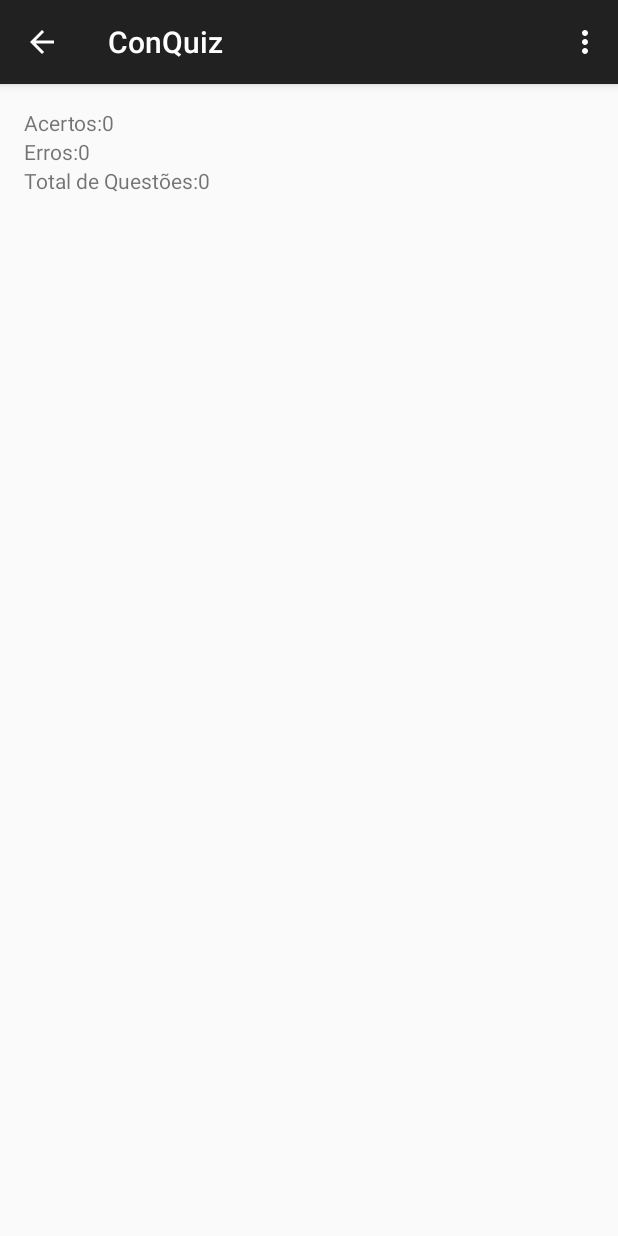
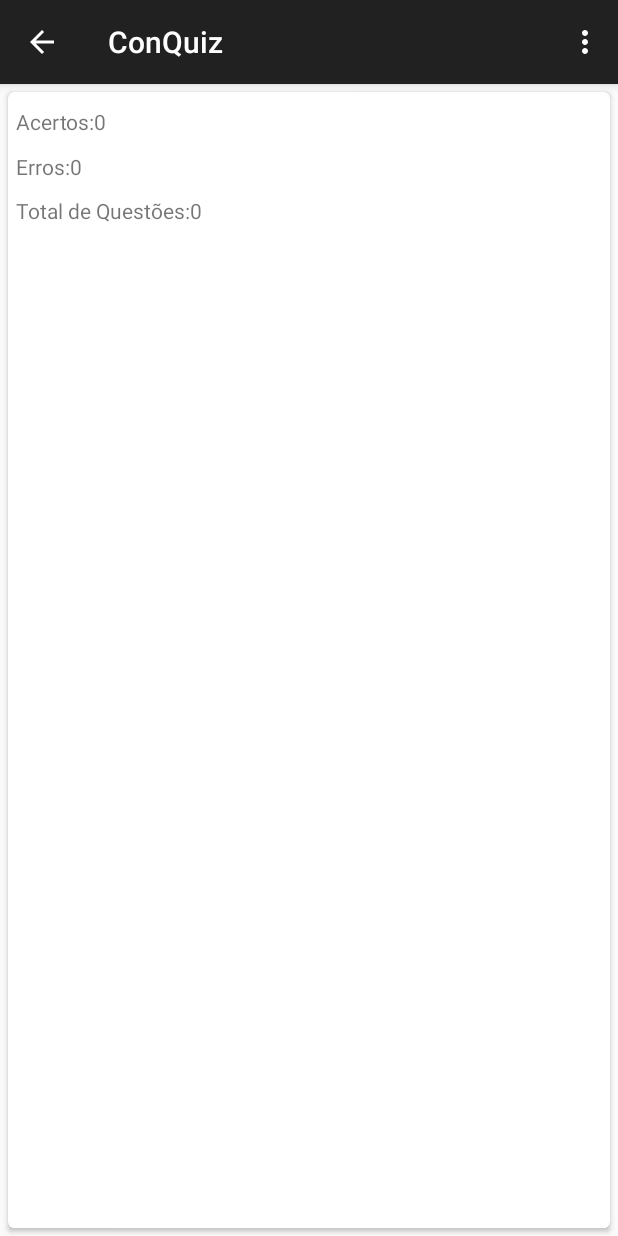
Before and after one commit to luizjl/quizz, an Android app: the EstatisticaActivity screen opened directly, with no data from a screen before it, on a phone screen of 412 x 824 dp. Run offline under Robolectric (Android 15) with nearby library versions, the phone set to English and light mode, and no system bars.

Commit message:
Alteração Estrategia

```diff
--- a/app/src/main/res/layout/fragment_estatistica.xml
+++ b/app/src/main/res/layout/fragment_estatistica.xml
@@ -1,32 +1,61 @@
-<RelativeLayout xmlns:android="http://schemas.android.com/apk/res/android"
-    xmlns:tools="http://schemas.android.com/tools" android:layout_width="match_parent"
-    android:layout_height="match_parent" android:paddingLeft="@dimen/activity_horizontal_margin"
-    android:paddingRight="@dimen/activity_horizontal_margin"
-    android:paddingTop="@dimen/activity_vertical_margin"
-    android:paddingBottom="@dimen/activity_vertical_margin"
-    tools:context="ria.especializacao.inf.br.quiz.EstatisticaActivity$PlaceholderFragment">
+<android.support.v7.widget.CardView
+    xmlns:card_view="http://schemas.android.com/apk/res-auto"
+    xmlns:android="http://schemas.android.com/apk/res/android"
+    android:id="@+id/card_view"
+    android:layout_width="match_parent"
+    android:layout_height="match_parent"
+    card_view:cardCornerRadius="4dp"
+    android:layout_margin="5dp">
+
+    <RelativeLayout
+        android:layout_width="match_parent"
+        android:layout_height="match_parent">
+
+        <ImageView
+            android:layout_width="wrap_content"
+            android:layout_height="wrap_content"
+            android:id="@+id/imageView"
+            android:layout_marginTop="10dp"
+            android:layout_marginLeft="5dp"
+            android:layout_alignParentTop="true"
+            android:layout_alignParentLeft="true"
+            android:layout_alignParentStart="true" />
 
 
         <TextView
             android:id="@+id/acertos"
+            android:layout_width="match_parent"
+            android:layout_height="20dp"
             android:text="Acertos:"
-        android:layout_width="match_parent"
-        android:layout_height="wrap_content" />
-
+            android:layout_marginTop="10dp"
+            android:layout_marginLeft="5dp"
+            android:gravity="center_vertical"
+            android:textSize="14dp"/>
 
         <TextView
             android:id="@+id/erros"
+            android:layout_width="wrap_content"
+            android:layout_height="wrap_content"
             android:text="Erros:"
+            android:gravity="center_vertical"
+            android:textSize="14dp"
             android:layout_below="@id/acertos"
-        android:layout_width="match_parent"
-        android:layout_height="wrap_content" />
-
+            android:layout_marginTop="10dp"
+            android:layout_marginLeft="5dp"/>
 
         <TextView
             android:id="@+id/total"
+            android:layout_width="wrap_content"
+            android:layout_height="wrap_content"
             android:text="Total de Questões:"
+            android:gravity="center_vertical"
+            android:textSize="14dp"
             android:layout_below="@id/erros"
-        android:layout_width="match_parent"
-        android:layout_height="wrap_content" />
+            android:layout_marginTop="10dp"
+            android:layout_marginLeft="5dp"/>
+
+
 
     </RelativeLayout>
+
+ </android.support.v7.widget.CardView>
```
Lines whose indentation alone changed are shown as unchanged.
